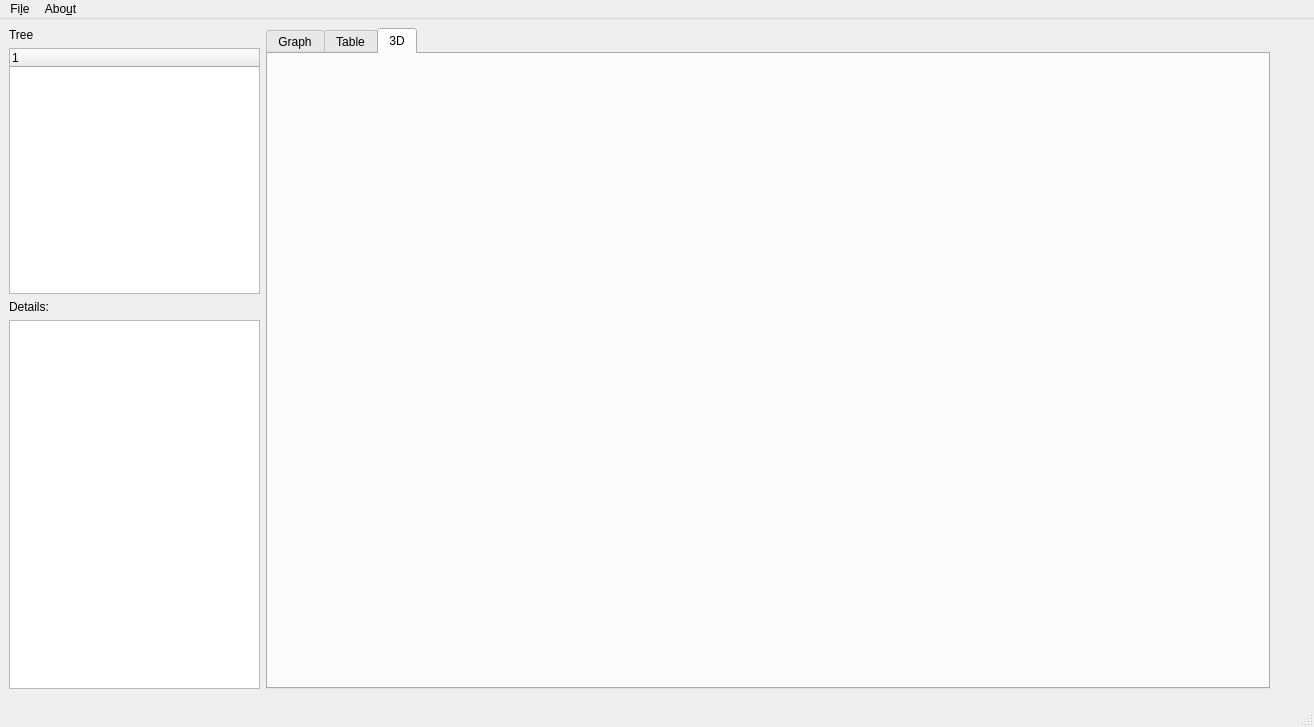
Old version of the form paralogger/gui/paraloger_GUI1.ui in the repository matleg/paralogger.
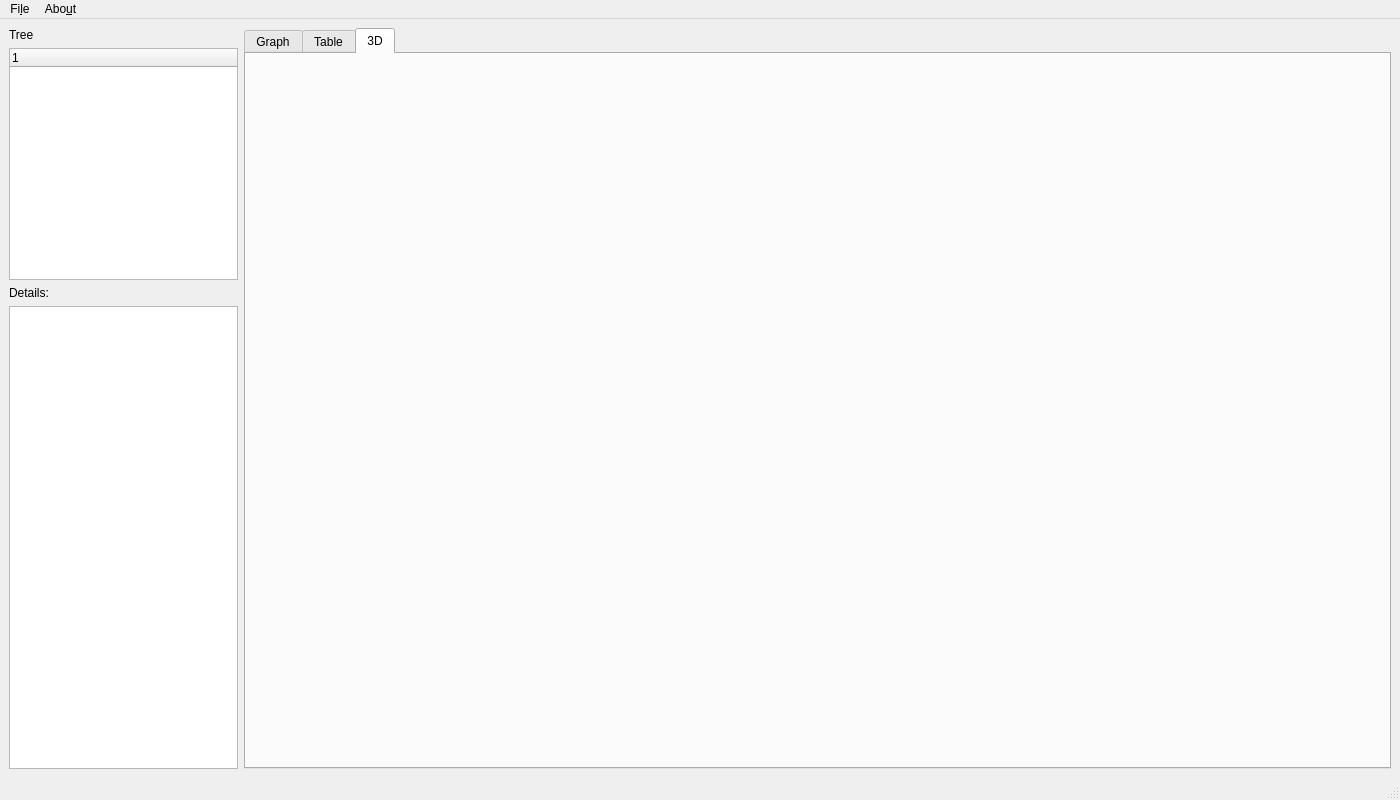
New version of the form.

Commit message: gui fit full size

Patch:
```diff
--- a/paralogger/gui/paraloger_GUI1.ui
+++ b/paralogger/gui/paraloger_GUI1.ui
@@ -6,26 +6,46 @@
    <rect>
     <x>0</x>
     <y>0</y>
-    <width>1314</width>
-    <height>727</height>
+    <width>1400</width>
+    <height>800</height>
    </rect>
   </property>
+  <property name="sizePolicy">
+   <sizepolicy hsizetype="Expanding" vsizetype="Expanding">
+    <horstretch>0</horstretch>
+    <verstretch>0</verstretch>
+   </sizepolicy>
+  </property>
+  <property name="maximumSize">
+   <size>
+    <width>16777215</width>
+    <height>16777215</height>
+   </size>
+  </property>
   <property name="windowTitle">
    <string>MainWindow</string>
   </property>
   <widget class="QWidget" name="centralwidget">
-   <widget class="QWidget" name="horizontalLayoutWidget">
-    <property name="geometry">
-     <rect>
-      <x>9</x>
-      <y>9</y>
-      <width>1261</width>
-      <height>661</height>
-     </rect>
-    </property>
-    <layout class="QHBoxLayout" name="horizontalLayout" stretch="1,4">
+   <property name="sizePolicy">
+    <sizepolicy hsizetype="Maximum" vsizetype="Maximum">
+     <horstretch>1</horstretch>
+     <verstretch>1</verstretch>
+    </sizepolicy>
+   </property>
+   <property name="minimumSize">
+    <size>
+     <width>800</width>
+     <height>600</height>
+    </size>
+   </property>
+   <layout class="QGridLayout" name="gridLayout">
+    <item row="0" column="0">
+     <layout class="QHBoxLayout" name="horizontalLayout" stretch="1,5">
+      <property name="sizeConstraint">
+       <enum>QLayout::SetNoConstraint</enum>
+      </property>
      <item>
-      <layout class="QVBoxLayout" name="verticalLayout" stretch="0,2,0,3">
+       <layout class="QVBoxLayout" name="verticalLayout" stretch="0,2,0,4">
        <item>
         <widget class="QLabel" name="label_project_tree">
          <property name="text">
@@ -77,14 +97,15 @@
       </widget>
      </item>
     </layout>
-   </widget>
+    </item>
+   </layout>
   </widget>
   <widget class="QMenuBar" name="menubar">
    <property name="geometry">
     <rect>
      <x>0</x>
      <y>0</y>
-     <width>1314</width>
+     <width>1400</width>
      <height>22</height>
     </rect>
    </property>
```
Lines whose indentation alone changed are shown as unchanged. The commit also changes 1 other file.
